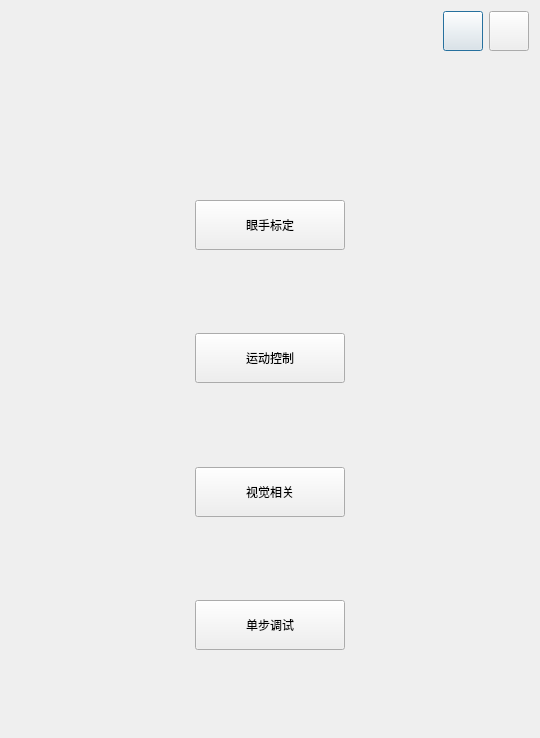
Above: ui/dev_select_dialog.ui from Mrjiong-ff/syt_hmi before the change. Below: the same form after it.
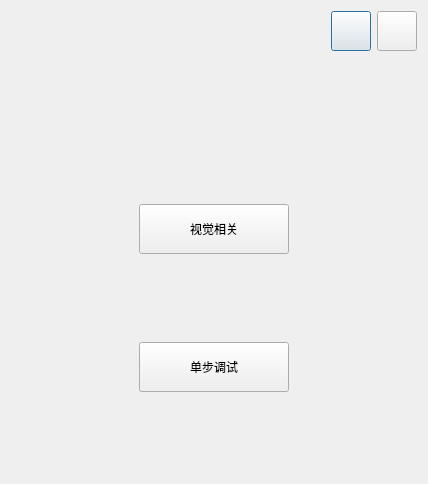
That is the form after the change. Custom widgets are drawn as their Qt base class.

Diff of the .ui file:
```diff
--- a/ui/dev_select_dialog.ui
+++ b/ui/dev_select_dialog.ui
@@ -6,8 +6,8 @@
    <rect>
     <x>0</x>
     <y>0</y>
-    <width>540</width>
-    <height>738</height>
+    <width>428</width>
+    <height>484</height>
    </rect>
   </property>
   <property name="windowTitle">
@@ -48,20 +48,7 @@
    </item>
    <item row="3" column="0" colspan="3">
     <layout class="QGridLayout" name="gridLayout">
-     <item row="6" column="1">
-      <spacer name="verticalSpacer_4">
-       <property name="orientation">
-        <enum>Qt::Vertical</enum>
-       </property>
-       <property name="sizeHint" stdset="0">
-        <size>
-         <width>20</width>
-         <height>40</height>
-        </size>
-       </property>
-      </spacer>
-     </item>
-     <item row="1" column="0">
+     <item row="0" column="0">
       <spacer name="horizontalSpacer_4">
        <property name="orientation">
         <enum>Qt::Horizontal</enum>
@@ -88,19 +75,6 @@
       </spacer>
      </item>
      <item row="1" column="1">
-      <widget class="InteractiveButtonBase" name="handeyeBtn">
-       <property name="minimumSize">
-        <size>
-         <width>150</width>
-         <height>50</height>
-        </size>
-       </property>
-       <property name="text">
-        <string>眼手标定</string>
-       </property>
-      </widget>
-     </item>
-     <item row="5" column="1">
       <widget class="InteractiveButtonBase" name="visionBtn">
        <property name="minimumSize">
         <size>
@@ -113,21 +87,8 @@
        </property>
       </widget>
      </item>
-     <item row="3" column="1">
-      <widget class="InteractiveButtonBase" name="motionBtn">
-       <property name="minimumSize">
-        <size>
-         <width>150</width>
-         <height>50</height>
-        </size>
-       </property>
-       <property name="text">
-        <string>运动控制</string>
-       </property>
-      </widget>
-     </item>
      <item row="4" column="1">
-      <spacer name="verticalSpacer_3">
+      <spacer name="verticalSpacer_5">
        <property name="orientation">
         <enum>Qt::Vertical</enum>
        </property>
@@ -139,21 +100,8 @@
        </property>
       </spacer>
      </item>
-     <item row="1" column="2">
-      <spacer name="horizontalSpacer_5">
-       <property name="orientation">
-        <enum>Qt::Horizontal</enum>
-       </property>
-       <property name="sizeHint" stdset="0">
-        <size>
-         <width>40</width>
-         <height>20</height>
-        </size>
-       </property>
-      </spacer>
-     </item>
      <item row="2" column="1">
-      <spacer name="verticalSpacer_2">
+      <spacer name="verticalSpacer_4">
        <property name="orientation">
         <enum>Qt::Vertical</enum>
        </property>
@@ -165,7 +113,7 @@
        </property>
       </spacer>
      </item>
-     <item row="7" column="1">
+     <item row="3" column="1">
       <widget class="InteractiveButtonBase" name="debugBtn">
        <property name="minimumSize">
         <size>
@@ -178,8 +126,21 @@
        </property>
       </widget>
      </item>
-     <item row="8" column="1">
-      <spacer name="verticalSpacer_5">
+     <item row="0" column="2">
+      <spacer name="horizontalSpacer_5">
+       <property name="orientation">
+        <enum>Qt::Horizontal</enum>
+       </property>
+       <property name="sizeHint" stdset="0">
+        <size>
+         <width>40</width>
+         <height>20</height>
+        </size>
+       </property>
+      </spacer>
+     </item>
+     <item row="0" column="1">
+      <spacer name="verticalSpacer">
        <property name="orientation">
         <enum>Qt::Vertical</enum>
        </property>
```
Left out of the diff: 13 changed lines with no effect on the pictures.
